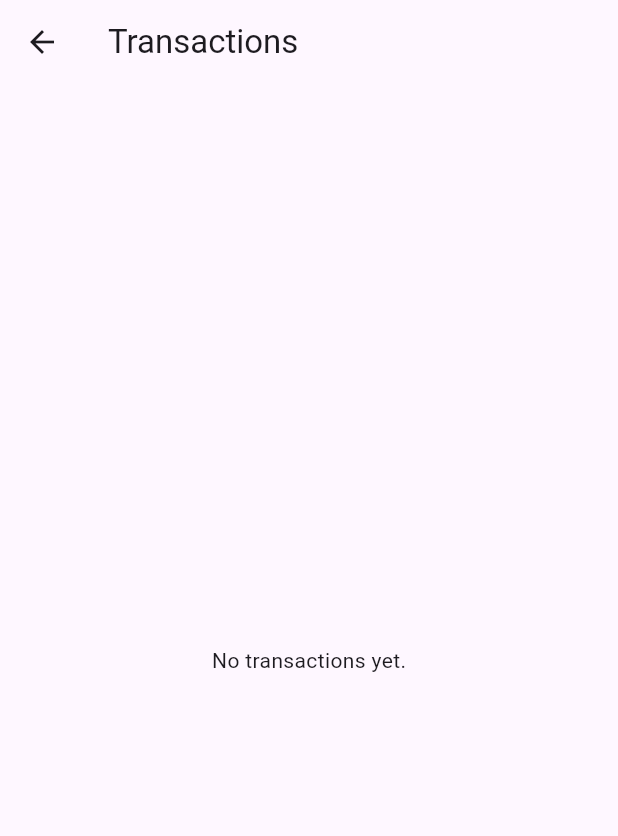
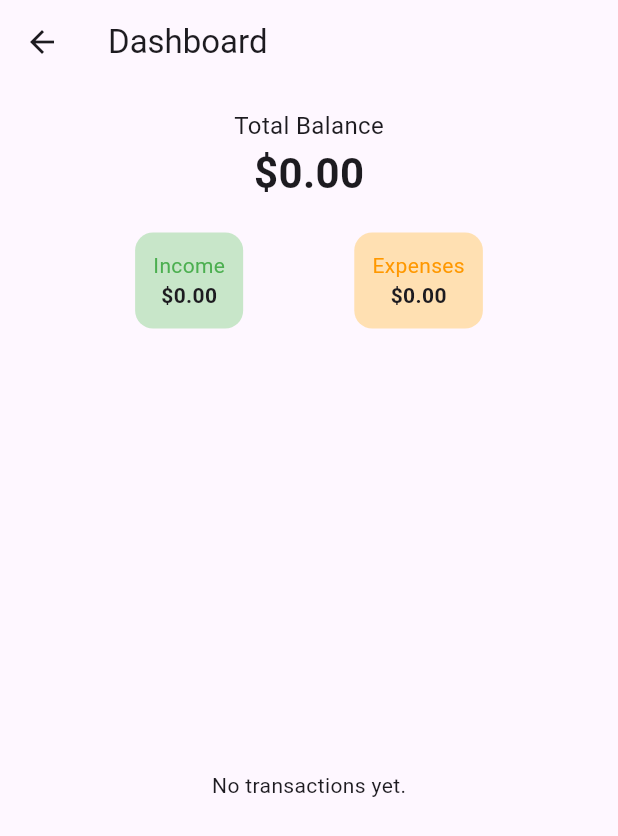
Before and after one commit to bashapu/pft_test, a Flutter app: the HomeScreen screen opened directly, on a phone screen of 412 x 824 dp. Shown: the top 836 px of the screen. Run offline on Flutter 3.47's test engine with Material 3 defaults, Android fonts, the phone set to English and light mode, and no system bars; our stand-ins replace fl_chart, sqflite; accounts and stored records are empty.

Commit message:
Home Page Update

```diff
--- a/lib/screens/home_screen.dart
+++ b/lib/screens/home_screen.dart
@@ -2,70 +2,116 @@ import 'package:flutter/material.dart';
 import '../services/database_helper.dart';
 
 class HomeScreen extends StatefulWidget {
+  const HomeScreen({Key? key}) : super(key: key);
+
   @override
-  _HomeScreenState createState() => _HomeScreenState();
+  HomeScreenState createState() => HomeScreenState();
 }
 
-class _HomeScreenState extends State<HomeScreen> with AutomaticKeepAliveClientMixin {
-  late Future<List<Map<String, dynamic>>> _transactions;
+class HomeScreenState extends State<HomeScreen> {
+  List<Map<String, dynamic>> _transactions = [];
+  double _income = 0;
+  double _expenses = 0;
 
   @override
   void initState() {
     super.initState();
-    _loadTransactions();
+    refreshData();
   }
 
-  @override
-  void didChangeDependencies() {
-    super.didChangeDependencies();
-    _loadTransactions();
+  void refreshData() async {
+    final data = await DatabaseHelper.instance.fetchTransactions();
+    double income = 0;
+    double expenses = 0;
+    for (var t in data) {
+      if (t['type'] == 'Income') {
+        income += t['amount'];
+      } else {
+        expenses += t['amount'];
       }
-
-  void _loadTransactions() {
+    }
     setState(() {
-      _transactions = DatabaseHelper.instance.fetchTransactions();
+      _transactions = data;
+      _income = income;
+      _expenses = expenses;
     });
   }
 
   @override
-  bool get wantKeepAlive => true;
-
-  @override
   Widget build(BuildContext context) {
-    super.build(context);
+    double balance = _income - _expenses;
     return Scaffold(
       resizeToAvoidBottomInset: false,
-      appBar: AppBar(title: Text('Transactions')),
-      body: FutureBuilder<List<Map<String, dynamic>>>(
-        future: _transactions,
-        builder: (context, snapshot) {
-          if (snapshot.connectionState == ConnectionState.waiting) {
-            return Center(child: CircularProgressIndicator());
-          } else if (!snapshot.hasData || snapshot.data!.isEmpty) {
-            return Center(child: Text('No transactions yet.'));
-          } else {
-            return RefreshIndicator(
-              onRefresh: () async => _loadTransactions(),
-              child: ListView.builder(
-                itemCount: snapshot.data!.length,
+      appBar: AppBar(title: Text('Dashboard')),
+      body: Padding(
+        padding: const EdgeInsets.all(16.0),
+        child: Column(
+          crossAxisAlignment: CrossAxisAlignment.stretch,
+          children: [
+            Center(
+              child: Column(
+                children: [
+                  Text('Total Balance', style: TextStyle(fontSize: 16)),
+                  Text(
+                    '\$${balance.toStringAsFixed(2)}',
+                    style: TextStyle(fontSize: 28, fontWeight: FontWeight.bold),
+                  ),
+                ],
+              ),
+            ),
+            SizedBox(height: 20),
+            Row(
+              mainAxisAlignment: MainAxisAlignment.spaceEvenly,
+              children: [
+                Container(
+                  padding: EdgeInsets.all(12),
+                  decoration: BoxDecoration(
+                    color: Colors.green.shade100,
+                    borderRadius: BorderRadius.circular(12),
+                  ),
+                  child: Column(
+                    children: [
+                      Text('Income', style: TextStyle(color: Colors.green)),
+                      Text('\$${_income.toStringAsFixed(2)}', style: TextStyle(fontWeight: FontWeight.bold)),
+                    ],
+                  ),
+                ),
+                Container(
+                  padding: EdgeInsets.all(12),
+                  decoration: BoxDecoration(
+                    color: Colors.orange.shade100,
+                    borderRadius: BorderRadius.circular(12),
+                  ),
+                  child: Column(
+                    children: [
+                      Text('Expenses', style: TextStyle(color: Colors.orange)),
+                      Text('\$${_expenses.toStringAsFixed(2)}', style: TextStyle(fontWeight: FontWeight.bold)),
+                    ],
+                  ),
+                ),
+              ],
+            ),
+            SizedBox(height: 20),
+            Expanded(
+              child: _transactions.isEmpty
+                  ? Center(child: Text('No transactions yet.'))
+                  : ListView.builder(
+                      itemCount: _transactions.length,
                       itemBuilder: (context, index) {
-                  final transaction = snapshot.data![index];
+                        final t = _transactions[index];
                         return ListTile(
                           leading: Icon(
-                      transaction['type'] == 'Income' ? Icons.arrow_downward : Icons.arrow_upward,
-                      color: transaction['type'] == 'Income' ? Colors.green : Colors.red,
+                            t['type'] == 'Income' ? Icons.arrow_downward : Icons.arrow_upward,
+                            color: t['type'] == 'Income' ? Colors.green : Colors.red,
                           ),
-                    title: Text(
-                      '${transaction['category']} - \$${transaction['amount'].toStringAsFixed(2)}',
-                      style: TextStyle(fontWeight: FontWeight.bold),
-                    ),
-                    subtitle: Text(transaction['date'].toString().split('T')[0]),
+                          title: Text('${t['category']} - \$${t['amount'].toStringAsFixed(2)}'),
+                          subtitle: Text(t['date'].toString().split('T')[0]),
                         );
                       },
                     ),
-            );
-          }
-        },
+            ),
+          ],
+        ),
       ),
     );
   }
```
Lines whose indentation alone changed are shown as unchanged.
